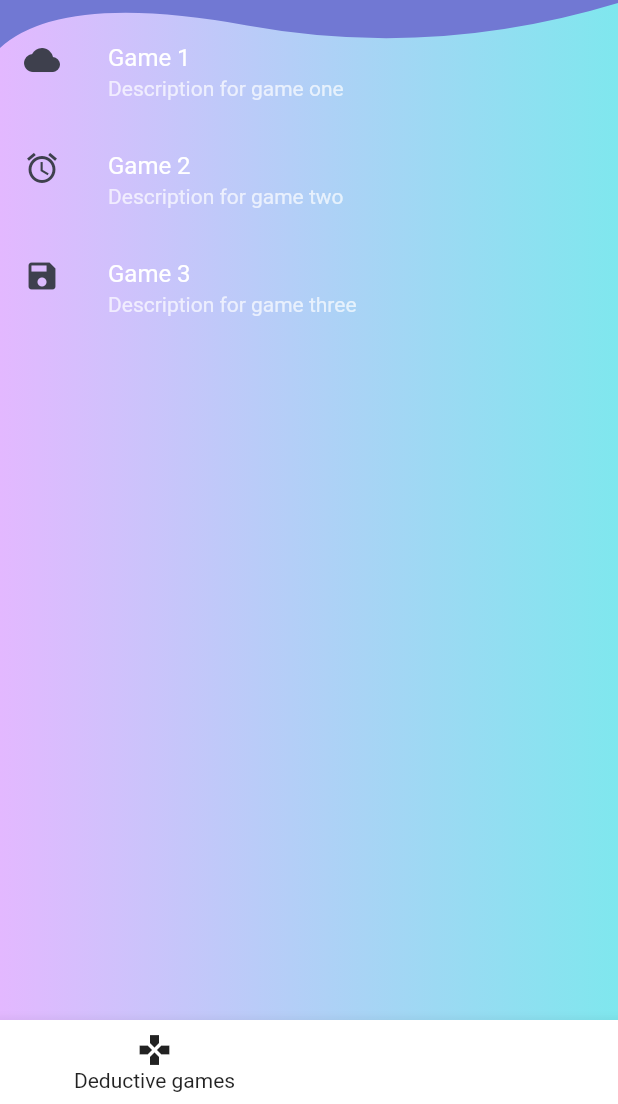
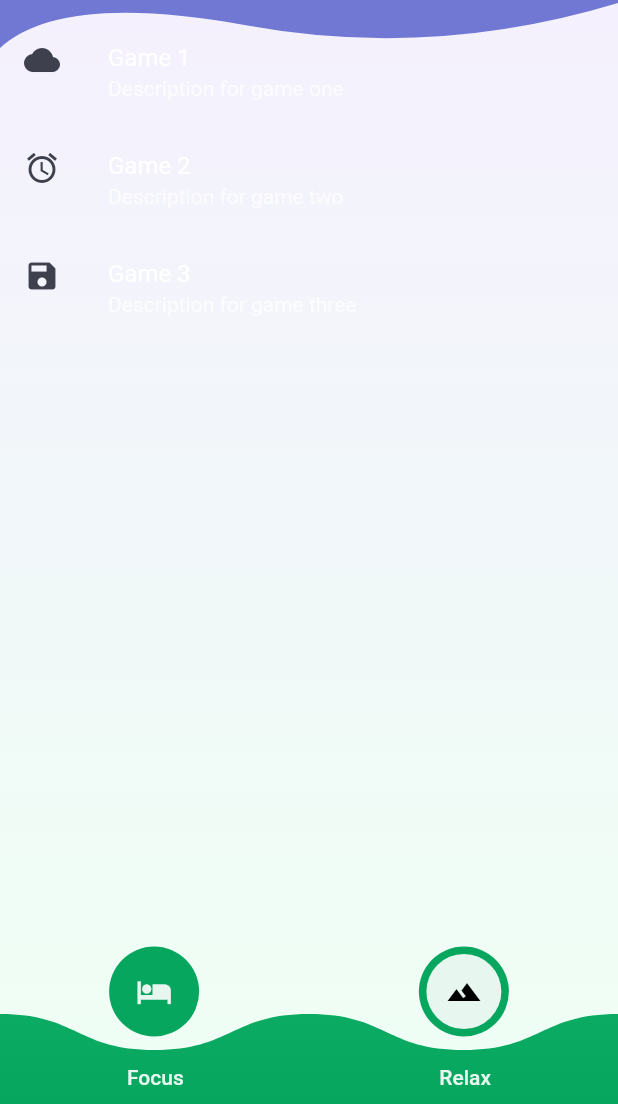
Before and after one commit to AlexBossss/kids_app, a Flutter app: the screen it shows after launch, tab 2 chosen, on a phone screen of 412 x 824 dp, the part 132-1236 px from its top. Run offline on Flutter 3.47's test engine with Material 2 defaults, Android fonts, the phone set to English and light mode, and no system bars; our stand-ins replace audioplayers, flip_card.

Commit message:
add super bottom navigation bar

```diff
--- a/lib/home/HomeScreen.dart
+++ b/lib/home/HomeScreen.dart
@@ -2,6 +2,7 @@ import 'package:flutter/cupertino.dart';
 import 'package:flutter/material.dart';
 import 'package:kidsapp/home/homapages/DeductiveGamePage.dart';
 import 'package:kidsapp/home/homapages/LessonPage.dart';
+import 'package:kidsapp/src/theme/color/light_color.dart';
 
 class HomeScreen extends StatefulWidget {
   @override
@@ -17,7 +18,16 @@ class HomeState extends State<HomeScreen> {
 
   @override
   Widget build(BuildContext context) {
-    return Scaffold(
+    return Container(
+      decoration: BoxDecoration(
+        gradient: LinearGradient(
+          colors: LightColor.homeBackgroundGradient,
+          begin: Alignment.bottomCenter,
+          end: Alignment.topCenter,
+        ),
+      ),
+      child: Scaffold(
+        backgroundColor: Colors.transparent,
         body: Stack(
           children: <Widget>[
             Container(
@@ -25,27 +35,131 @@ class HomeState extends State<HomeScreen> {
             ),
           ],
         ),
-      bottomNavigationBar: BottomNavigationBar(
-        fixedColor: Colors.black87,
-        backgroundColor: Colors.white,
-        currentIndex: _currentIndex,
-        type: BottomNavigationBarType.fixed,
-        items: [
-          BottomNavigationBarItem(
-            icon: Icon(Icons.games),
-            title: Text('Deductive games'),
-          ),
-          BottomNavigationBarItem(
-            icon: Icon(Icons.book),
-            title: Text('Lessons'),
-          ),
-        ],
-        onTap: (index) {
-          setState(() {
-            _currentIndex = index;
-          });
-        },
+        bottomNavigationBar: _getNavBar(context),
+
+        // BottomNavigationBar(
+        //   fixedColor: Colors.black87,
+        //   backgroundColor: Colors.white,
+        //   currentIndex: _currentIndex,
+        //   type: BottomNavigationBarType.fixed,
+        //   items: [
+        //     BottomNavigationBarItem(
+        //       icon: Icon(Icons.games),
+        //       title: Text('Deductive games'),
+        //     ),
+        //     BottomNavigationBarItem(
+        //       icon: Icon(Icons.book),
+        //       title: Text('Lessons'),
+        //     ),
+        //   ],
+        //   onTap: (index) {
+        //     setState(() {
+        //       _currentIndex = index;
+        //     });
+        //   },
+        // ),
       ),
     );
   }
 }
+
+_getNavBar(context) {
+  return Container(
+    color: Colors.transparent,
+    height: 120,
+    child: Stack(
+      children: <Widget>[
+        Positioned(
+          bottom: 0,
+          child: ClipPath(
+            clipper: NavBarClipper(),
+            child: Container(
+              height: 60,
+              width: MediaQuery.of(context).size.width,
+              decoration: BoxDecoration(
+                  gradient: LinearGradient(
+                      begin: Alignment.topCenter,
+                      end: Alignment.bottomCenter,
+                      colors: [
+                    Color(0xFF0BAB64),
+                    Color(0xFF07A65F),
+                  ])),
+            ),
+          ),
+        ),
+        Positioned(
+          bottom: 45,
+          width: MediaQuery.of(context).size.width,
+          child: Row(
+            mainAxisAlignment: MainAxisAlignment.spaceEvenly,
+            children: <Widget>[
+              _buildNavItem(Icons.hotel, false),
+              SizedBox(width: 1),
+              _buildNavItem(Icons.landscape, true),
+            ],
+          ),
+        ),
+        Positioned(
+          bottom: 10,
+          width: MediaQuery.of(context).size.width,
+          child: Row(
+            mainAxisAlignment: MainAxisAlignment.spaceEvenly,
+            children: <Widget>[
+              Text('Focus',
+                  style: TextStyle(
+                      color: Colors.white.withOpacity(0.9),
+                      fontWeight: FontWeight.w500)),
+              SizedBox(
+                width: 1,
+              ),
+              Text('Relax',
+                  style: TextStyle(
+                      color: Colors.white.withOpacity(0.9),
+                      fontWeight: FontWeight.w500)),
+            ],
+          ),
+        )
+      ],
+    ),
+  );
+}
+
+_buildNavItem(IconData icon, bool active) {
+  return CircleAvatar(
+    radius: 30,
+    backgroundColor: Color(0xFF07A65F),
+    child: CircleAvatar(
+      radius: 25,
+      backgroundColor:
+          active ? Colors.white.withOpacity(0.9) : Colors.transparent,
+      child: Icon(
+        icon,
+        color: active ? Colors.black : Colors.white.withOpacity(0.9),
+      ),
+    ),
+  );
+}
+
+class NavBarClipper extends CustomClipper<Path> {
+  @override
+  Path getClip(Size size) {
+    Path path = Path();
+    var sw = size.width;
+    var sh = size.height;
+    print(sw);
+    print(sh);
+
+    path.cubicTo(sw / 8, 0, sw / 8, 2 * sh / 5, 2 * sw / 8, 2 * sh / 5);
+    path.cubicTo(3 * sw / 8, 2 * sh / 5, 3 * sw / 8, 0, 4 * sw / 8, 0);
+    path.cubicTo(5 * sw / 8, 0, 5 * sw / 8, 2 * sh / 5, 6 * sw / 8, 2 * sh / 5);
+    path.cubicTo(7 * sw / 8, 2 * sh / 5, 7 * sw / 8, 0, 8 * sw / 8, 0);
+
+    path.lineTo(sw, sh);
+    path.lineTo(0, sh);
+    path.close();
+    return path;
+  }
+
+  @override
+  bool shouldReclip(CustomClipper<Path> oldClipper) => false;
+}
--- a/lib/models/TabBarPage.dart
+++ b/lib/models/TabBarPage.dart
@@ -1,6 +1,5 @@
 import 'package:flutter/cupertino.dart';
 import 'package:flutter/material.dart';
-import 'package:gradient_app_bar/gradient_app_bar.dart';
 import 'package:kidsapp/src/theme/color/light_color.dart';
 
 class TabBarPage extends StatelessWidget {
@@ -17,13 +16,13 @@ class TabBarPage extends StatelessWidget {
       child: DefaultTabController(
         length: _tabs.length,
         child: Container(
-          decoration: BoxDecoration(
-            gradient: LinearGradient(
-              colors: LightColor.homeBackgroundGradient,
-              begin: Alignment.centerLeft,
-              end: Alignment.centerRight,
-            ),
-          ),
+          // decoration: BoxDecoration(
+          //   gradient: LinearGradient(
+          //     colors: LightColor.homeBackgroundGradient,
+          //     begin: Alignment.bottomCenter,
+          //     end: Alignment.topCenter,
+          //   ),
+          // ),
           child: Scaffold(
             backgroundColor: Colors.transparent,
             body: Stack(
--- a/lib/src/theme/color/light_color.dart
+++ b/lib/src/theme/color/light_color.dart
@@ -1,11 +1,11 @@
 import 'package:flutter/material.dart';
 
 class LightColor {
-  static const Color background = Color(0XFFFFFFFF);
+  static const Color background = Color(0XFF000000);
 
   static const List<Color> homeBackgroundGradient = [
-    Color(0xFFE3B8FF),
-    Color(0xFF7FE7EE)
+    Color(0xFFEFFFF4),
+    Color(0xFFF5EFFF)
   ];
   static const List<Color> itemGameBackground1 = [
     Color(0xffFFE5C2),
```
Also changed, not shown: lib/home/homapages/dedgameslists/MemoryList.dart (+2 -8 lines), lib/src/theme/theme.dart (line endings or trailing spaces). Lines whose indentation alone changed are shown as unchanged.
